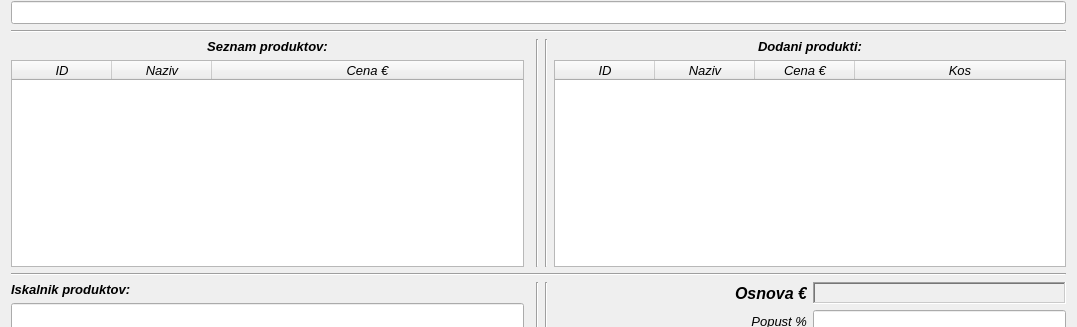
Old version of the form novracun.ui in the repository MaxMaxy/racun; both pictures show x 0 to 1077 and y 279 to 606 of the 1077 by 819 pixel window.
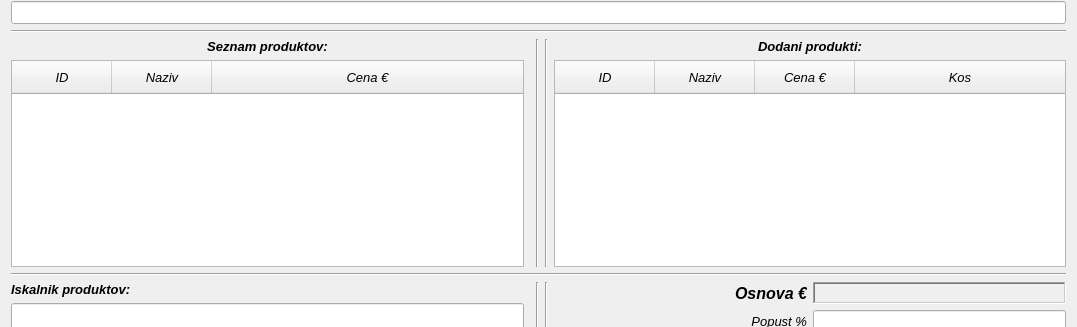
New version of the form.

```diff
--- a/novracun.ui
+++ b/novracun.ui
@@ -318,6 +318,9 @@
                          <bold>false</bold>
                         </font>
                        </property>
+                       <property name="styleSheet">
+                        <string notr="true">QHeaderView::section{padding:7px 15px}</string>
+                       </property>
                        <column>
                         <property name="text">
                          <string>ID</string>
@@ -435,6 +438,9 @@
                          <bold>false</bold>
                         </font>
                        </property>
+                       <property name="styleSheet">
+                        <string notr="true">QHeaderView::section{padding:7px 15px}</string>
+                       </property>
                        <column>
                         <property name="text">
                          <string>ID</string>
```
